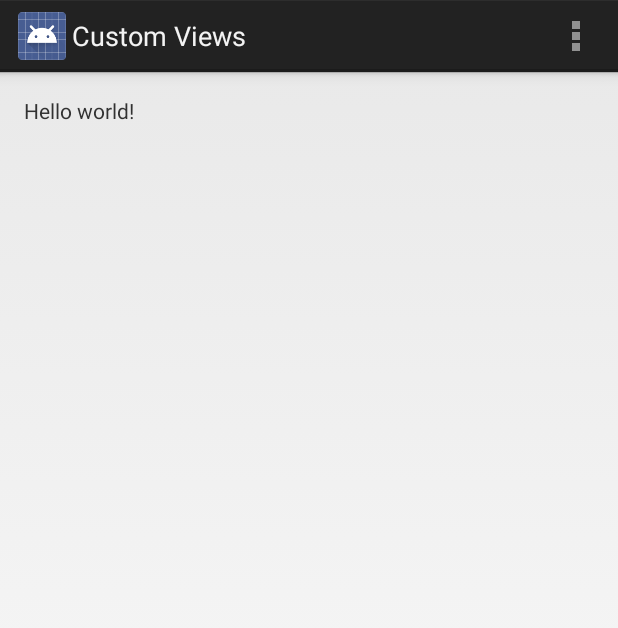
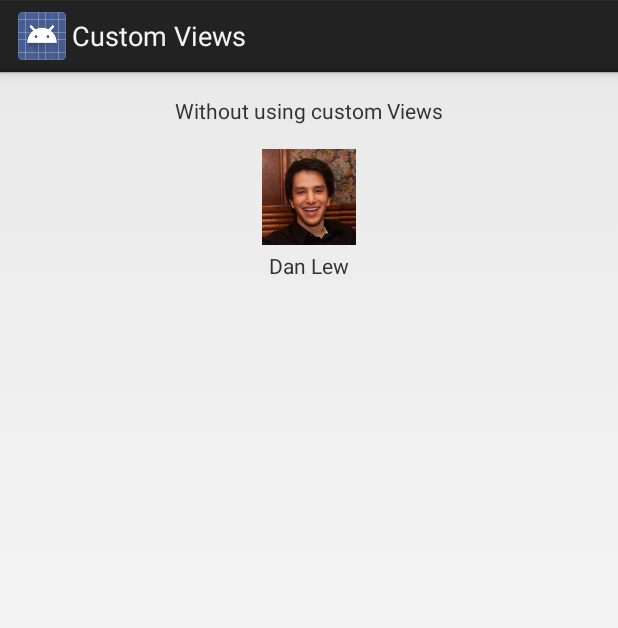
Before and after one commit to dlew/android-custom-views-sample, an Android app: the screen it shows after launch (SampleActivity), on a phone screen of 412 x 824 dp. Shown: the top 628 px of the screen. Run offline under Robolectric (Android 15) with nearby library versions, the phone set to English and light mode, and no system bars.

Commit message:
Added non-custom View sample

```diff
--- a/app/src/main/java/net/danlew/customviews/SampleActivity.java
+++ b/app/src/main/java/net/danlew/customviews/SampleActivity.java
@@ -2,35 +2,47 @@ package net.danlew.customviews;
 
 import android.app.Activity;
 import android.os.Bundle;
-import android.view.Menu;
-import android.view.MenuItem;
-
+import android.view.LayoutInflater;
+import android.view.View;
+import android.view.ViewGroup;
+import android.widget.ImageView;
+import android.widget.TextView;
 
 public class SampleActivity extends Activity {
+
+    private ViewGroup mSampleContainer;
 
     @Override
     protected void onCreate(Bundle savedInstanceState) {
         super.onCreate(savedInstanceState);
+
         setContentView(R.layout.activity_sample);
+
+        mSampleContainer = (ViewGroup) findViewById(R.id.sample_container);
+
+        User user = new User("Dan Lew", R.drawable.user_dan);
+
+        // Binds without a custom View, as demonstration
+        addNonCustomView(user);
     }
 
-
-    @Override
-    public boolean onCreateOptionsMenu(Menu menu) {
-        // Inflate the menu; this adds items to the action bar if it is present.
-        getMenuInflater().inflate(R.menu.sample, menu);
-        return true;
+    private void addSample(CharSequence title, View sample) {
+        SampleView sampleView = new SampleView(this);
+        sampleView.bind(title, sample);
+        mSampleContainer.addView(sampleView);
     }
 
-    @Override
-    public boolean onOptionsItemSelected(MenuItem item) {
-        // Handle action bar item clicks here. The action bar will
-        // automatically handle clicks on the Home/Up button, so long
-        // as you specify a parent activity in AndroidManifest.xml.
-        int id = item.getItemId();
-        if (id == R.id.action_settings) {
-            return true;
-        }
-        return super.onOptionsItemSelected(item);
+    private void addNonCustomView(User user) {
+        SampleView sampleView = new SampleView(this);
+
+        View view = LayoutInflater.from(this).inflate(R.layout.user_not_custom, sampleView, false);
+        TextView nameView = (TextView) view.findViewById(R.id.name);
+        nameView.setText(user.getName());
+        ImageView iconView = (ImageView) view.findViewById(R.id.icon);
+        iconView.setImageResource(user.getIcon());
+
+        sampleView.bind("Without using custom Views", view);
+
+        mSampleContainer.addView(sampleView);
     }
 }
--- /dev/null
+++ b/app/src/main/java/net/danlew/customviews/SampleView.java
@@ -0,0 +1,37 @@
+package net.danlew.customviews;
+
+import android.content.Context;
+import android.view.Gravity;
+import android.view.LayoutInflater;
+import android.view.View;
+import android.widget.LinearLayout;
+import android.widget.TextView;
+
+/**
+ * The sample View is a custom View! When will the madness end?!
+ */
+public class SampleView extends LinearLayout {
+
+    private TextView mTitleView;
+
+    public SampleView(Context context) {
+        super(context);
+
+        setOrientation(LinearLayout.VERTICAL);
+        setGravity(Gravity.CENTER);
+
+        LayoutInflater.from(context).inflate(R.layout.sample_view, this, true);
+        mTitleView = (TextView) findViewById(R.id.title);
+    }
+
+    public void bind(CharSequence title, View view) {
+        // Don't allow binding multiple views
+        if (getChildCount() == 2) {
+            removeViewAt(1);
+        }
+
+        mTitleView.setText(title);
+
+        addView(view);
+    }
+}
--- a/app/src/main/res/layout/activity_sample.xml
+++ b/app/src/main/res/layout/activity_sample.xml
@@ -1,16 +1,17 @@
-<RelativeLayout xmlns:android="http://schemas.android.com/apk/res/android"
+<ScrollView xmlns:android="http://schemas.android.com/apk/res/android"
     xmlns:tools="http://schemas.android.com/tools"
     android:layout_width="match_parent"
     android:layout_height="match_parent"
+    android:paddingBottom="@dimen/activity_vertical_margin"
     android:paddingLeft="@dimen/activity_horizontal_margin"
     android:paddingRight="@dimen/activity_horizontal_margin"
     android:paddingTop="@dimen/activity_vertical_margin"
-    android:paddingBottom="@dimen/activity_vertical_margin"
     tools:context=".SampleActivity">
 
-    <TextView
-        android:text="@string/hello_world"
-        android:layout_width="wrap_content"
-        android:layout_height="wrap_content" />
+    <LinearLayout
+        android:id="@+id/sample_container"
+        android:layout_width="match_parent"
+        android:layout_height="match_parent"
+        android:orientation="vertical" />
 
-</RelativeLayout>
+</ScrollView>
--- /dev/null
+++ b/app/src/main/res/layout/sample_view.xml
@@ -0,0 +1,9 @@
+<merge xmlns:android="http://schemas.android.com/apk/res/android">
+
+    <TextView
+        android:id="@+id/title"
+        android:layout_width="wrap_content"
+        android:layout_height="wrap_content"
+        android:layout_marginBottom="@dimen/sample_title_padding" />
+
+</merge>
--- /dev/null
+++ b/app/src/main/res/layout/user_not_custom.xml
@@ -0,0 +1,20 @@
+<!-- This is how you'd do it without a custom View -->
+
+<LinearLayout xmlns:android="http://schemas.android.com/apk/res/android"
+    android:layout_width="wrap_content"
+    android:layout_height="wrap_content"
+    android:gravity="center"
+    android:orientation="vertical">
+
+    <ImageView
+        android:id="@+id/icon"
+        android:layout_width="@dimen/user_icon_size"
+        android:layout_height="@dimen/user_icon_size" />
+
+    <TextView
+        android:id="@+id/name"
+        android:layout_width="wrap_content"
+        android:layout_height="wrap_content"
+        android:layout_marginTop="@dimen/user_icon_name_margin" />
+
+</LinearLayout>
--- a/app/src/main/res/values/dimens.xml
+++ b/app/src/main/res/values/dimens.xml
@@ -2,4 +2,10 @@
     <!-- Default screen margins, per the Android Design guidelines. -->
     <dimen name="activity_horizontal_margin">16dp</dimen>
     <dimen name="activity_vertical_margin">16dp</dimen>
+
+    <dimen name="user_icon_size">64dp</dimen>
+    <dimen name="user_icon_name_margin">4dp</dimen>
+
+    <dimen name="sample_padding">24dp</dimen>
+    <dimen name="sample_title_padding">16dp</dimen>
 </resources>
--- a/app/src/main/res/values/strings.xml
+++ b/app/src/main/res/values/strings.xml
@@ -5,4 +5,6 @@
     <string name="hello_world">Hello world!</string>
     <string name="action_settings">Settings</string>
 
+    <string name="name_dan">Dan Lew</string>
+
 </resources>
```
